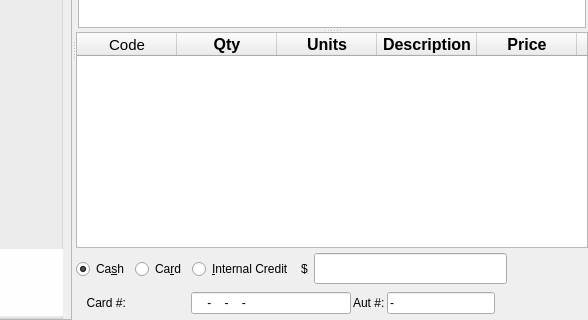
The window that src/ui/mainview.ui (hiramvillarreal/iotpos) describes before a commit, drawn with Qt 5; both pictures show x 138 to 726 and y 223 to 543 of the 726 by 543 pixel window.
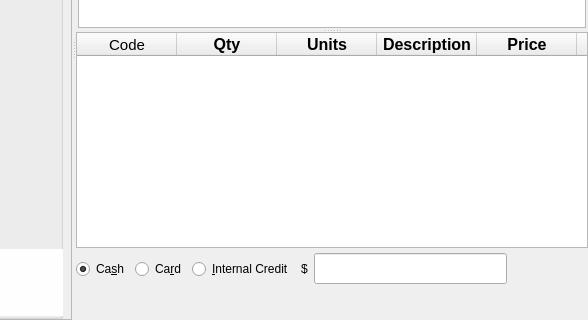
The same window after the commit. The open tabs and pages were chosen to show the change. Icons and pictures are not drawn. Custom widgets are drawn as their Qt base class.

Commit message: add crdit card changes

Patch:
```diff
--- a/src/ui/mainview.ui
+++ b/src/ui/mainview.ui
@@ -1575,67 +1575,6 @@
                    <property name="rightMargin">
                     <number>18</number>
                    </property>
-                   <item>
-                    <widget class="QLabel" name="labelCardNumber">
-                     <property name="sizePolicy">
-                      <sizepolicy hsizetype="MinimumExpanding" vsizetype="Minimum">
-                       <horstretch>0</horstretch>
-                       <verstretch>0</verstretch>
-                      </sizepolicy>
-                     </property>
-                     <property name="text">
-                      <string>  Card #:</string>
-                     </property>
-                     <property name="buddy">
-                      <cstring>editCardNumber</cstring>
-                     </property>
-                    </widget>
-                   </item>
-                   <item>
-                    <widget class="QLineEdit" name="editCardNumber">
-                     <property name="sizePolicy">
-                      <sizepolicy hsizetype="MinimumExpanding" vsizetype="Fixed">
-                       <horstretch>0</horstretch>
-                       <verstretch>0</verstretch>
-                      </sizepolicy>
-                     </property>
-                     <property name="minimumSize">
-                      <size>
-                       <width>160</width>
-                       <height>0</height>
-                      </size>
-                     </property>
-                     <property name="maximumSize">
-                      <size>
-                       <width>180</width>
-                       <height>16777215</height>
-                      </size>
-                     </property>
-                     <property name="inputMask">
-                      <string>0000-0000-0000-0000</string>
-                     </property>
-                     <property name="text">
-                      <string>---</string>
-                     </property>
-                     <property name="cursorPosition">
-                      <number>19</number>
-                     </property>
-                    </widget>
-                   </item>
-                   <item>
-                    <widget class="QLabel" name="labelAuthNumber">
-                     <property name="text">
-                      <string>Aut #:</string>
-                     </property>
-                    </widget>
-                   </item>
-                   <item>
-                    <widget class="QLineEdit" name="editCardAuthNumber">
-                     <property name="text">
-                      <string>-</string>
-                     </property>
-                    </widget>
-                   </item>
                   </layout>
                  </item>
                 </layout>
```
The commit also changes 1 other file.
